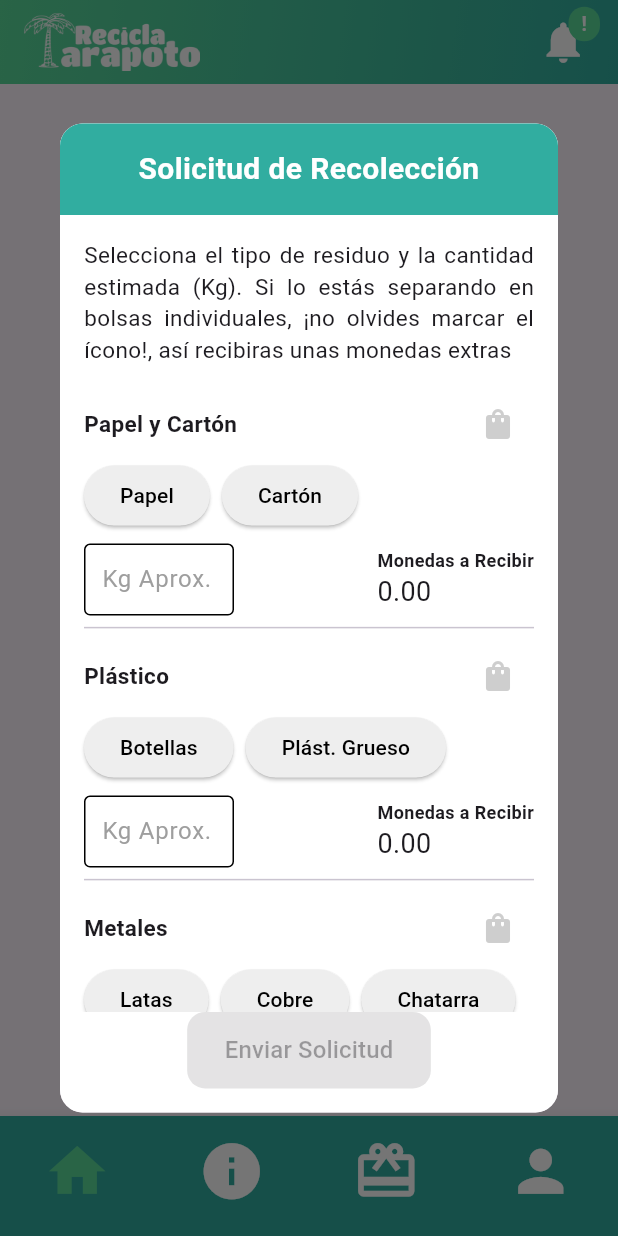
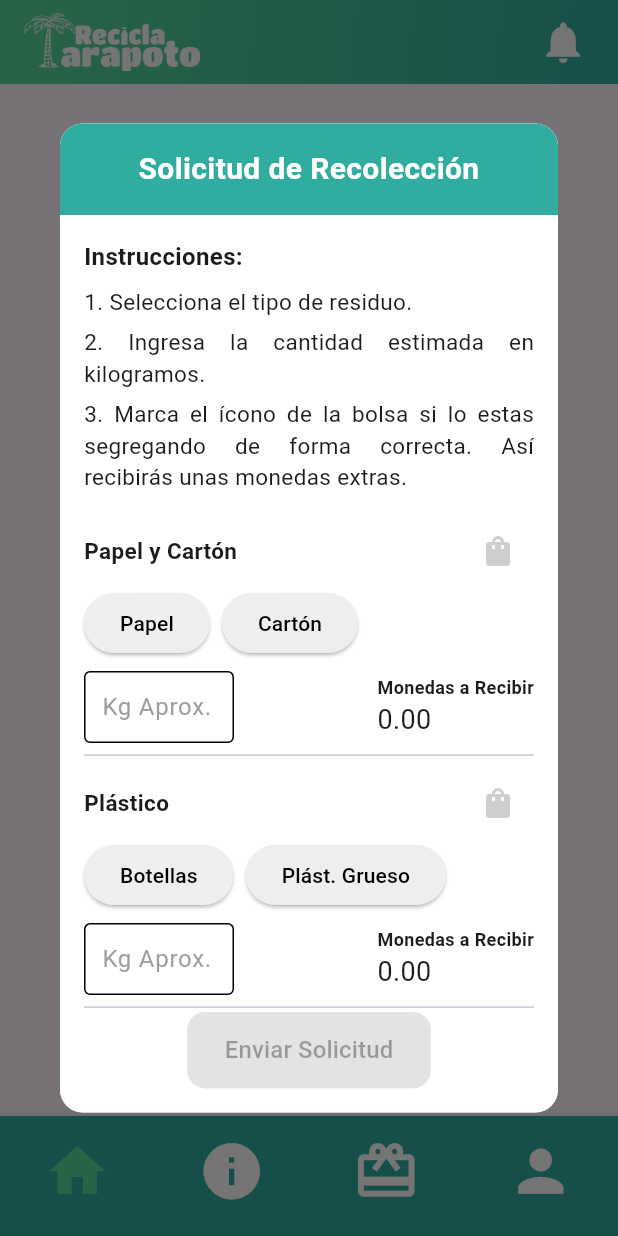
Before and after one commit to rofrug/recicla-tarapoto, a Flutter app: the HomePage screen opened by its route, after a tap on "Solicitar Recolección", on a phone screen of 412 x 824 dp. Run offline on Flutter 3.47's test engine with Material 3 defaults, Android fonts, the phone set to English and light mode, and no system bars; our stand-ins replace cached_network_image, cloud_firestore, firebase_auth, firebase_core, firebase_storage, get and 2 more; accounts and stored records are empty.

Commit message:
feat(notifications): badge dinámico, tiempo real, paginación 12 y baseline lastSeen por usuario

```diff
--- a/lib/app/bindings/home_binding.dart
+++ b/lib/app/bindings/home_binding.dart
@@ -5,6 +5,7 @@ import 'package:recicla_tarapoto_1/app/controllers/incentives_controller.dart';
 import 'package:recicla_tarapoto_1/app/controllers/information_controller.dart';
 import 'package:recicla_tarapoto_1/app/controllers/user_controller.dart';
 import 'package:recicla_tarapoto_1/app/controllers/userinventory_controller.dart';
+import 'package:recicla_tarapoto_1/app/controllers/notification_controller.dart'; // 👈 NUEVO
 
 import '../controllers/allredeemedincentives_controller.dart';
 import '../controllers/home_controller.dart';
@@ -14,17 +15,33 @@ import '../ui/pages/profilecollector_page/profilecollector_page.dart';
 class HomeBinding implements Bindings {
   @override
   void dependencies() {
-    Get.lazyPut<HomeController>(() => HomeController());
-    Get.lazyPut<HomeScreenController>(() => HomeScreenController());
-    Get.lazyPut<InformationController>(() => InformationController());
-    Get.lazyPut<IncentivesController>(() => IncentivesController());
-    Get.lazyPut<UserController>(() => UserController());
+    // Core / user first
+    Get.lazyPut<UserController>(() => UserController(), fenix: true);
 
-    Get.lazyPut<HomecollectorController>(() => HomecollectorController());
-    Get.lazyPut<UserinventoryController>(() => UserinventoryController());
-    Get.lazyPut<NotificationsPage>(() => NotificationsPage());
-    Get.lazyPut<ProfilecollectorPage>(() => ProfilecollectorPage());
+    // Notificaciones: una sola instancia viva para header + modal
+    Get.lazyPut<NotificationController>(() => NotificationController(),
+        fenix: true); // 👈 NUEVO
+
+    // Resto de controladores/páginas
+    Get.lazyPut<HomeController>(() => HomeController(), fenix: true);
+    Get.lazyPut<HomeScreenController>(() => HomeScreenController(),
+        fenix: true);
+    Get.lazyPut<InformationController>(() => InformationController(),
+        fenix: true);
+    Get.lazyPut<IncentivesController>(() => IncentivesController(),
+        fenix: true);
+    Get.lazyPut<HomecollectorController>(() => HomecollectorController(),
+        fenix: true);
+    Get.lazyPut<UserinventoryController>(() => UserinventoryController(),
+        fenix: true);
+
+    Get.lazyPut<NotificationsPage>(() => NotificationsPage(), fenix: true);
+    Get.lazyPut<ProfilecollectorPage>(() => ProfilecollectorPage(),
+        fenix: true);
+
     Get.lazyPut<AllRedeemedIncentivesController>(
-        () => AllRedeemedIncentivesController());
+      () => AllRedeemedIncentivesController(),
+      fenix: true,
+    );
   }
 }
--- a/lib/app/controllers/notification_controller.dart
+++ b/lib/app/controllers/notification_controller.dart
@@ -1,6 +1,8 @@
+import 'dart:async';
 import 'package:get/get.dart';
 import 'package:cloud_firestore/cloud_firestore.dart';
 import 'package:intl/intl.dart';
+import 'package:get_storage/get_storage.dart';
 import 'package:recicla_tarapoto_1/app/controllers/user_controller.dart';
 
 class AppNotification {
@@ -9,6 +11,7 @@ class AppNotification {
   final DateTime date;
   final String description;
   final String? originalId;
+  final bool isNew;
 
   AppNotification({
     required this.type,
@@ -16,126 +19,251 @@ class AppNotification {
     required this.date,
     required this.description,
     this.originalId,
+    this.isNew = false,
   });
+
+  AppNotification copyWith({
+    String? type,
+    String? title,
+    DateTime? date,
+    String? description,
+    String? originalId,
+    bool? isNew,
+  }) {
+    return AppNotification(
+      type: type ?? this.type,
+      title: title ?? this.title,
+      date: date ?? this.date,
+      description: description ?? this.description,
+      originalId: originalId ?? this.originalId,
+      isNew: isNew ?? this.isNew,
+    );
+  }
 }
 
 class NotificationController extends GetxController {
   final FirebaseFirestore _firestore = FirebaseFirestore.instance;
   final UserController _userController = Get.find<UserController>();
+  final GetStorage _box = GetStorage('GlobalStorage');
 
+  // Estado
   RxBool isLoading = true.obs;
   RxList<AppNotification> notifications = <AppNotification>[].obs;
+
+  // Badge y modal
+  RxInt newNotificationsCount = 0.obs;
+  RxBool isModalOpen = false.obs;
+
+  // Paginación
+  RxInt notificationsToShow = 12.obs;
+
+  // Streams
+  StreamSubscription? _wcSub;
+  StreamSubscription? _riSub;
+  StreamSubscription? _anSub;
+
+  // ---- LastSeen por usuario ----
+  String get _lastSeenKey {
+    final uid = _userController.userModel.value?.uid ?? 'unknown';
+    return 'lastNotificationsSeenAt_$uid';
+  }
+
+  DateTime _getLastSeen() {
+    final ms = _box.read(_lastSeenKey);
+    if (ms is int) return DateTime.fromMillisecondsSinceEpoch(ms);
+    return DateTime.fromMillisecondsSinceEpoch(0);
+  }
+
+  void _setLastSeen(DateTime dt) {
+    _box.write(_lastSeenKey, dt.millisecondsSinceEpoch);
+  }
 
   @override
   void onInit() {
     super.onInit();
     fetchNotifications();
+    _attachRealtimeListeners();
+    ever(_userController.userModel, (_) {
+      fetchNotifications();
+      _attachRealtimeListeners();
+    });
+  }
+
+  void _attachRealtimeListeners() {
+    _wcSub?.cancel();
+    _riSub?.cancel();
+    _anSub?.cancel();
+
+    final uid = _userController.userModel.value?.uid;
+    if (uid == null) return;
+
+    _wcSub = _firestore
+        .collection('wasteCollections')
+        .where('userReference', isEqualTo: _firestore.doc('users/$uid'))
+        .where('isRecycled', isEqualTo: true)
+        .snapshots()
+        .listen((_) => fetchNotifications());
+
+    _riSub = _firestore
+        .collection('users')
+        .doc(uid)
+        .collection('redeemedIncentives')
+        .where('status', isEqualTo: 'completado')
+        .snapshots()
+        .listen((_) => fetchNotifications());
+
+    _anSub = _firestore
+        .collection('announcements')
+        .snapshots()
+        .listen((_) => fetchNotifications());
+  }
+
+  @override
+  void onClose() {
+    _wcSub?.cancel();
+    _riSub?.cancel();
+    _anSub?.cancel();
+    super.onClose();
   }
 
   Future<void> fetchNotifications() async {
     try {
       isLoading.value = true;
-      notifications.clear();
+      notificationsToShow.value = 12;
 
       final String? uid = _userController.userModel.value?.uid;
       if (uid == null) {
-        print("NotificationController: User UID is null. Cannot fetch user-specific notifications.");
         isLoading.value = false;
+        newNotificationsCount.value = 0;
+        notifications.clear();
         return;
       }
-      print("NotificationController: Fetching notifications for UID: $uid");
 
-      List<AppNotification> fetchedNotifications = [];
+      // ⬇️ Opción B: una sola lectura de lastSeen y reutilización
+      final lastSeenRaw = _box.read(_lastSeenKey); // detectar primer arranque
+      DateTime lastSeen = _getLastSeen(); // usar en comparaciones
 
-      // 1. Fetch "Monedas" notifications
+      final List<AppNotification> fetched = [];
+
+      // 1) Monedas
       try {
-        final wasteCollectionsSnap = await _firestore
+        final snap = await _firestore
             .collection('wasteCollections')
             .where('userReference', isEqualTo: _firestore.doc('users/$uid'))
             .where('isRecycled', isEqualTo: true)
-            // .orderBy('date', descending: true) // Firestore might require an index for this
             .get();
-        print("NotificationController: Fetched ${wasteCollectionsSnap.docs.length} wasteCollections docs.");
-
-        for (var doc in wasteCollectionsSnap.docs) {
+        for (var doc in snap.docs) {
           final data = doc.data();
-          fetchedNotifications.add(AppNotification(
+          final dt = (data['date'] as Timestamp).toDate();
+          fetched.add(AppNotification(
             type: 'monedas',
             title: 'Monedas Recibidas',
-            date: (data['date'] as Timestamp).toDate(),
-            description: 'Recibiste un total de ${data['totalCoins']} monedas por tu entrega de residuos.',
+            date: dt,
+            description:
+                'Recibiste un total de ${data['totalCoins']} monedas por tu entrega de residuos.',
             originalId: doc.id,
           ));
         }
-      } catch (e) {
-        print("Error fetching 'Monedas' notifications: $e");
-      }
+      } catch (_) {}
 
-      // 2. Fetch "Incentivo" notifications
+      // 2) Incentivo
       try {
-        final redeemedIncentivesSnap = await _firestore
+        final snap = await _firestore
             .collection('users')
             .doc(uid)
             .collection('redeemedIncentives')
             .where('status', isEqualTo: 'completado')
-            // .orderBy('createdAt', descending: true) // Firestore might require an index
             .get();
-        print("NotificationController: Fetched ${redeemedIncentivesSnap.docs.length} redeemedIncentives docs.");
-
-        for (var doc in redeemedIncentivesSnap.docs) {
+        for (var doc in snap.docs) {
           final data = doc.data();
-          fetchedNotifications.add(AppNotification(
+          final dt = (data['createdAt'] as Timestamp).toDate();
+          fetched.add(AppNotification(
             type: 'incentivo',
             title: 'Incentivo Canjeado',
-            date: (data['createdAt'] as Timestamp).toDate(),
-            description: 'Canjeaste el incentivo "${data['name']}" por ${data['redeemedCoins']} monedas.',
+            date: dt,
+            description:
+                'Canjeaste el incentivo "${data['name']}" por ${data['redeemedCoins']} monedas.',
             originalId: doc.id,
           ));
         }
-      } catch (e) {
-        print("Error fetching 'Incentivo' notifications: $e");
-      }
+      } catch (_) {}
 
-      // 3. Fetch "Actualización" notifications
+      // 3) Actualización
       try {
-        final announcementsSnap = await _firestore
-            .collection('announcements')
-            // .orderBy('createdAt', descending: true) // Firestore might require an index
-            .get();
-        print("NotificationController: Fetched ${announcementsSnap.docs.length} announcements docs.");
-
-        for (var doc in announcementsSnap.docs) {
+        final snap = await _firestore.collection('announcements').get();
+        for (var doc in snap.docs) {
           final data = doc.data();
-          fetchedNotifications.add(AppNotification(
+          final dt = (data['createdAt'] as Timestamp).toDate();
+          fetched.add(AppNotification(
             type: 'actualizacion',
             title: data['title'] ?? 'Actualización Importante',
-            date: (data['createdAt'] as Timestamp).toDate(),
+            date: dt,
             description: data['content'] ?? 'No hay contenido.',
             originalId: doc.id,
           ));
         }
-      } catch (e) {
-        print("Error fetching 'Actualización' notifications: $e");
+      } catch (_) {}
+
+      // Orden desc y baseline de primer arranque
+      fetched.sort((a, b) => b.date.compareTo(a.date));
+      final bool isFirstLaunchForUser = (lastSeenRaw == null);
+      if (isFirstLaunchForUser && fetched.isNotEmpty) {
+        final now = DateTime.now();
+        _setLastSeen(now);
+        lastSeen = now; // ✅ actualizamos la variable local para esta ejecución
       }
 
-      // Sort all notifications by date after all fetches are complete
-      fetchedNotifications.sort((a, b) => b.date.compareTo(a.date));
-      notifications.assignAll(fetchedNotifications);
-      print("NotificationController: Total notifications processed: ${notifications.length}");
+      // Flags isNew contra el 'lastSeen' ya consolidado
+      final withFlags = fetched
+          .map((n) => n.copyWith(isNew: n.date.isAfter(lastSeen)))
+          .toList();
 
+      notifications.assignAll(withFlags);
+
+      // Si el modal está abierto, el badge queda en 0; si no, cuenta reales
+      final count = withFlags.where((n) => n.isNew).length;
+      newNotificationsCount.value = isModalOpen.value ? 0 : count;
     } catch (e) {
-      print("Error in fetchNotifications main try-catch: $e");
+      notifications.clear();
+      newNotificationsCount.value = 0;
     } finally {
       isLoading.value = false;
     }
   }
 
+  // Formato de fecha
   String formatDate(DateTime date) {
     try {
       return DateFormat('dd/MM/yyyy hh:mm a').format(date);
     } catch (e) {
-      print("Error formatting date: $e");
-      return date.toIso8601String(); // Fallback
+      return date.toIso8601String();
     }
   }
+
+  // Paginación en memoria
+  void loadMore() {
+    final total = notifications.length;
+    final current = notificationsToShow.value;
+    if (current < total) {
+      final next = current + 12;
+      notificationsToShow.value = next > total ? total : next;
+    }
+  }
+
+  // --- Control del modal ---
+  void openModal() {
+    isModalOpen.value = true;
+    newNotificationsCount.value = 0; // oculta badge al toque
+  }
+
+  void closeModal() {
+    isModalOpen.value = false;
+    _setLastSeen(DateTime.now()); // marca todo visto "hasta ahora"
+    if (notifications.isNotEmpty) {
+      notifications.assignAll(
+        notifications.map((n) => n.copyWith(isNew: false)).toList(),
+      );
+    }
+    newNotificationsCount.value = 0;
+  }
 }
--- a/lib/app/ui/pages/home_page/widgets/home_app_bar.dart
+++ b/lib/app/ui/pages/home_page/widgets/home_app_bar.dart
@@ -5,6 +5,9 @@ import 'package:recicla_tarapoto_1/app/controllers/user_controller.dart';
 import 'package:recicla_tarapoto_1/app/ui/pages/home_page/widgets/balance_dialog.dart';
 import 'package:recicla_tarapoto_1/app/ui/pages/home_page/widgets/notifications_dialog.dart';
 import 'dart:developer' as developer;
+
+// 🔹 IMPORTA el NotificationController (lo implementaremos enseguida)
+import 'package:recicla_tarapoto_1/app/controllers/notification_controller.dart';
 
 class HomeAppBar extends StatefulWidget implements PreferredSizeWidget {
   const HomeAppBar({Key? key}) : super(key: key);
@@ -20,10 +23,26 @@ class _HomeAppBarState extends State<HomeAppBar> {
   bool _isOpeningBalanceDialog = false;
   bool isCollector = true;
 
+  NotificationController? _notifCtrl;
+
   @override
   void initState() {
     super.initState();
+    _ensureNotifController();
     _loadUserData();
+  }
+
+  void _ensureNotifController() {
+    try {
+      if (Get.isRegistered<NotificationController>()) {
+        _notifCtrl = Get.find<NotificationController>();
+      } else {
+        // Ya no hagas Get.put aquí; el Binding lo creará al primer Get.find()
+        _notifCtrl = Get.find<NotificationController>();
+      }
+    } catch (e) {
+      _notifCtrl = null;
+    }
   }
 
   // Método para cargar datos de usuario y (si aplica) disparar el fetch de monedas
@@ -35,7 +54,6 @@ class _HomeAppBarState extends State<HomeAppBar> {
       // Si no es recolector, precarga el saldo (solo una vez al abrir)
       if (!isCollector) {
         final homeController = Get.find<HomeController>();
-        // await homeController.fetchTotalCoins();
         WidgetsBinding.instance.addPostFrameCallback((_) {
           homeController.fetchTotalCoins();
         });
@@ -64,27 +82,49 @@ class _HomeAppBarState extends State<HomeAppBar> {
         ],
       ),
       actions: [
-        // Ícono de notificaciones
+        // Ícono de notificaciones + badge dinámico
         Transform.translate(
           offset: const Offset(-12, 0),
           child: Stack(
+            clipBehavior: Clip.none,
             children: [
               IconButton(
                 icon: const Icon(Icons.notifications),
                 color: Colors.white,
                 iconSize: 33,
-                onPressed: () {
-                  showDialog(
+// dentro del onPressed del IconButton de notificaciones:
+                onPressed: () async {
+                  try {
+                    _notifCtrl
+                        ?.openModal(); // ocultar badge y activar modo modal
+                  } catch (_) {}
+
+                  await showDialog(
                     context: context,
                     builder: (_) => NotificationsDialog(),
                   );
+
+                  // Garantiza persistir y quitar resaltos aunque se cierre por fuera
+                  try {
+                    _notifCtrl?.closeModal();
+                  } catch (_) {}
                 },
               ),
+
+              // 🔹 Badge reactivo: muestra el conteo de NO LEÍDAS; si es 0, no aparece
               Positioned(
                 right: 0,
                 top: 1,
-                child: Container(
-                  padding: const EdgeInsets.all(2),
+                child: (_notifCtrl == null)
+                    ? const SizedBox.shrink()
+                    : Obx(() {
+                        final count = _notifCtrl!.newNotificationsCount.value;
+                        if (count <= 0) return const SizedBox.shrink();
+                        return Container(
+                          padding: const EdgeInsets.symmetric(
+                            horizontal: 6,
+                            vertical: 2,
+                          ),
                           decoration: BoxDecoration(
                             color: const Color.fromARGB(255, 89, 217, 153),
                             borderRadius: BorderRadius.circular(30),
@@ -93,16 +133,17 @@ class _HomeAppBarState extends State<HomeAppBar> {
                             minWidth: 21,
                             minHeight: 21,
                           ),
-                  child: const Text(
-                    '!',
-                    style: TextStyle(
+                          child: Text(
+                            '$count',
+                            style: const TextStyle(
                               color: Colors.white,
                               fontSize: 13,
                               fontWeight: FontWeight.bold,
                             ),
                             textAlign: TextAlign.center,
                           ),
-                ),
+                        );
+                      }),
               ),
             ],
           ),
@@ -120,11 +161,10 @@ class _HomeAppBarState extends State<HomeAppBar> {
                 if (_isOpeningBalanceDialog) return; // evita taps repetidos
                 _isOpeningBalanceDialog = true;
                 try {
-                  // Abre y espera a que se cierre (sin addPostFrameCallback)
                   await showDialog(
                     context: context,
                     builder: (_) => const BalanceDialog(),
-                    barrierDismissible: true, // permite cerrar tocando fuera
+                    barrierDismissible: true,
                     useSafeArea: true,
                   );
                 } catch (e) {
@@ -144,8 +184,7 @@ class _HomeAppBarState extends State<HomeAppBar> {
                       size: 28,
                     ),
                     const SizedBox(width: 4),
-
-                    // 🔹 Reactivo: muestra spinner mientras carga, y luego las monedas en vivo
+                    // Reactivo: muestra spinner mientras carga, y luego las monedas
                     Obx(() {
                       if (home.isLoadingCoins.value) {
                         return const SizedBox(
--- a/lib/app/ui/pages/home_screen/home_screen.dart
+++ b/lib/app/ui/pages/home_screen/home_screen.dart
@@ -235,26 +235,10 @@ class HomeScreen extends GetView<HomeScreenController> {
                 ),
                 textAlign: TextAlign.center,
               ),
-              const SizedBox(height: 20),
-              ElevatedButton(
-                onPressed: () => Get.back(),
-                style: ElevatedButton.styleFrom(
-                  backgroundColor: const Color(0xFF59D999),
-                  shape: RoundedRectangleBorder(
-                    borderRadius: BorderRadius.circular(15),
-                  ),
-                  padding:
-                      const EdgeInsets.symmetric(horizontal: 30, vertical: 10),
-                ),
-                child: const Text(
-                  "Confirmar",
-                  style: TextStyle(fontSize: 16, color: Colors.white),
-                ),
-              ),
-              const SizedBox(height: 20),
+              const SizedBox(height: 10),
               const Text(
-                "Recuerda que se te asignarán 5 monedas extras por segregar de manera correcta.",
-                textAlign: TextAlign.center,
+                "Cada tipo de residuo, ya sea cartón, papel, latas, botellas, deben estar en bolsas individuales. Si está correctamente segregado se te asignarán 5 monedas extras. ",
+                textAlign: TextAlign.justify,
                 style: TextStyle(fontSize: 14, color: Colors.white),
               ),
               const SizedBox(height: 10),
@@ -618,14 +602,38 @@ class HomeScreen extends GetView<HomeScreenController> {
                   child: SingleChildScrollView(
                     padding: const EdgeInsets.all(16.0),
                     child: Column(
+                      crossAxisAlignment: CrossAxisAlignment.start,
                       children: [
                         const Text(
-                          "Selecciona el tipo de residuo y la cantidad estimada (Kg). "
-                          "Si lo estás separando en bolsas individuales, ¡no olvides marcar el ícono!, así recibiras unas monedas extras",
+                          "Instrucciones:",
+                          style: TextStyle(
+                              fontSize: 16, fontWeight: FontWeight.bold),
+                        ),
+                        const SizedBox(height: 8),
+
+                        // Lista en formato enumerado
+                        const Text(
+                          "1. Selecciona el tipo de residuo.",
                           textAlign: TextAlign.justify,
                           style: TextStyle(fontSize: 15, height: 1.4),
                         ),
+                        const SizedBox(height: 6),
+
+                        const Text(
+                          "2. Ingresa la cantidad estimada en kilogramos.",
+                          textAlign: TextAlign.justify,
+                          style: TextStyle(fontSize: 15, height: 1.4),
+                        ),
+                        const SizedBox(height: 6),
+
+                        const Text(
+                          "3. Marca el ícono de la bolsa si lo estas segregando de forma correcta. Así recibirás unas monedas extras.",
+                          textAlign: TextAlign.justify,
+                          style: TextStyle(fontSize: 15, height: 1.4),
+                        ),
+
                         const SizedBox(height: 15),
+
                         // Construye cada "tipo de residuo"
                         ...residuos.asMap().entries.map((entry) {
                           int i = entry.key;
@@ -653,7 +661,6 @@ class HomeScreen extends GetView<HomeScreenController> {
                     ),
                   ),
                 ),
-
                 // Botón final: ahora reactivo y deshabilitado si totalKg <= 0
                 Padding(
                   padding: const EdgeInsets.only(bottom: 16.0),
```
Also changed, not shown: lib/app/ui/pages/home_page/widgets/notifications_dialog.dart (+125 -39 lines). Lines whose indentation alone changed are shown as unchanged.
